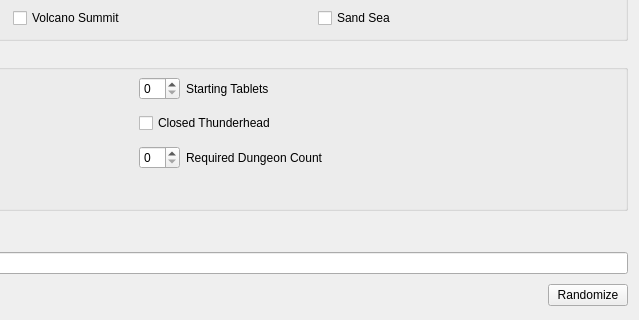
Before: the Qt Designer form gui/randogui.ui in ssrando/ssrando, drawn with Qt 5; both pictures show x 313 to 952 and y 370 to 690 of the 952 by 690 pixel window.
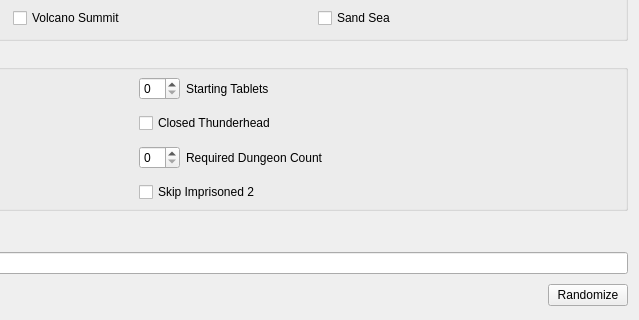
After: the same form once the commit is applied.

Commit message: added imp 2 skip to gui

The edit to the form file:
```diff
--- a/gui/randogui.ui
+++ b/gui/randogui.ui
@@ -378,6 +378,13 @@
         </property>
        </widget>
       </item>
+      <item row="3" column="2" colspan="3">
+       <widget class="QCheckBox" name="option_skip_imp_2">
+        <property name="text">
+         <string>Skip Imprisoned 2</string>
+        </property>
+       </widget>
+      </item>
      </layout>
     </widget>
    </widget>
```
Left out of the diff: 138 changed lines with no effect on the pictures. The commit also changes 1 other file.
